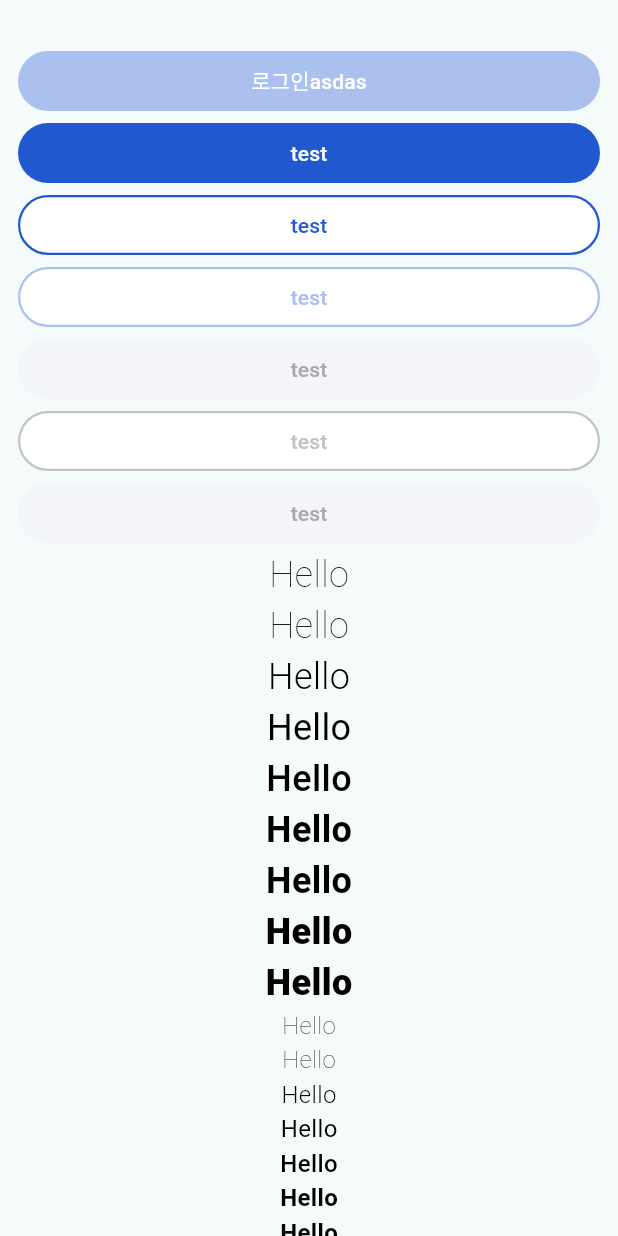
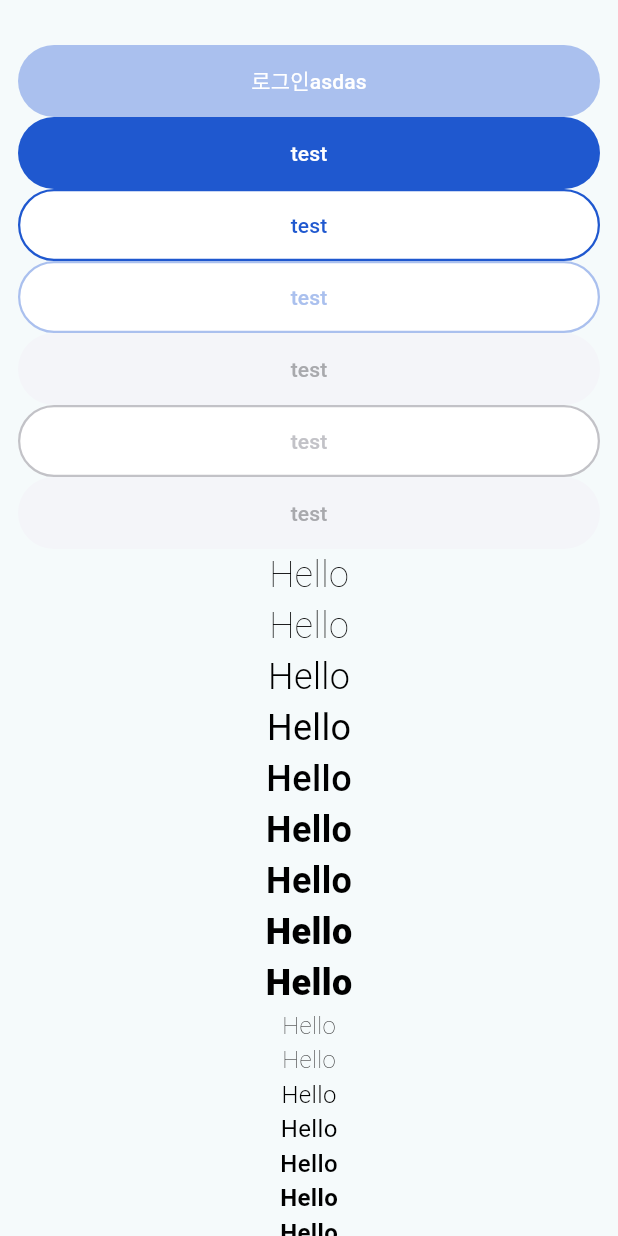
Before and after one commit to HNW-DevON/greeny-ios, a Flutter app: the screen it shows after launch, on a phone screen of 412 x 824 dp. Run offline on Flutter 3.47's test engine with Material 2 defaults, Android fonts, the phone set to English and light mode, and no system bars; Roboto replaces fonts that are missing (Pretendard); project files that could hold a hidden picture were left out.

Commit message:
Fix :: Button height

```diff
--- a/lib/component/button/gsv_button.dart
+++ b/lib/component/button/gsv_button.dart
@@ -2,9 +2,10 @@ import 'package:flutter/material.dart';
 import 'package:flutterproj/component/button/button_type.dart';
 import 'package:flutterproj/component/text/gsv_text.dart';
 import 'package:flutterproj/component/text/text_type.dart';
+import 'package:flutterproj/theme/color.dart';
 
 class GsvButton extends StatefulWidget {
-  static const double height = 44;
+  static const double height = 48;
 
   final String text;
   final VoidCallback callback;
@@ -49,11 +50,10 @@ class _GsvButtonState extends State<GsvButton> with SingleTickerProviderStateMix
   }
   @override
   Widget build(BuildContext context) {
-    return ScaleTransition(
+    return Container(
+      // color: ColorStyle.gray200,
+      child: ScaleTransition(
         scale: _animation,
-        child: SizedBox(
-          width: double.infinity,
-          height: null,
         child: TextButton(
           onPressed: widget.isEnabled ? () {
             _animationController.forward();
@@ -78,6 +78,7 @@ class _GsvButtonState extends State<GsvButton> with SingleTickerProviderStateMix
                     borderRadius: BorderRadius.circular(GsvButton.height / 2),
                   )
               ),
+              minimumSize: MaterialStateProperty.all(const Size(double.infinity, GsvButton.height))
           ),
           child: GsvText(
             text: widget.text,
```
Lines whose indentation alone changed are shown as unchanged.
